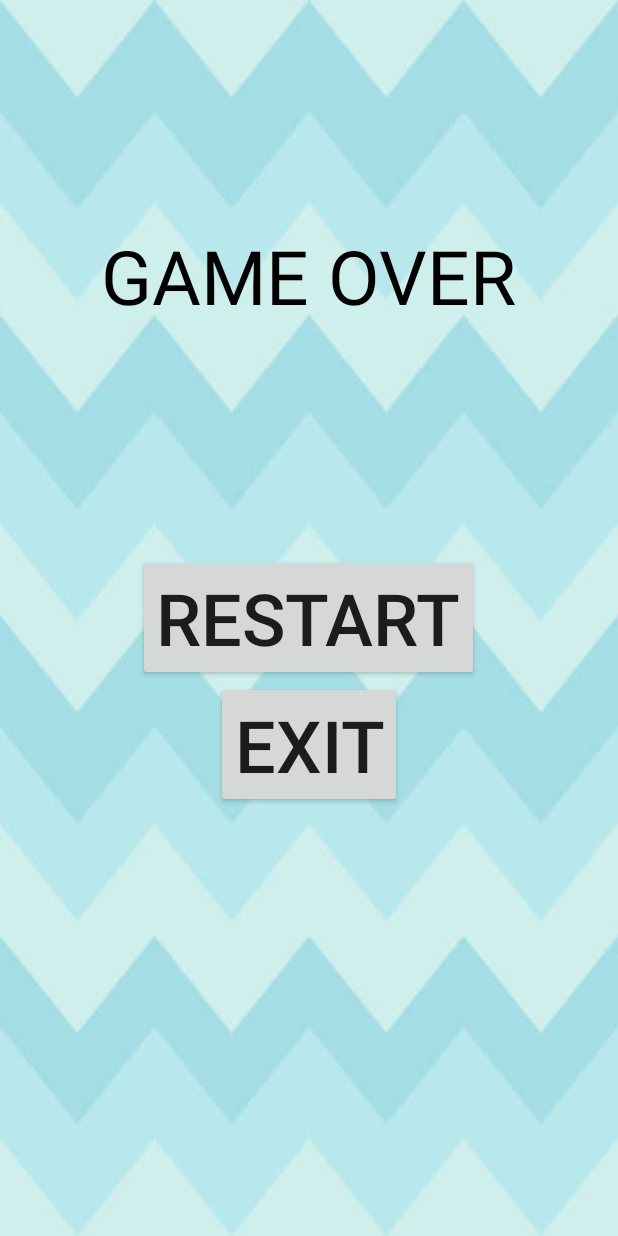
After one commit to kathiehyu/CrossRoad, an Android app: the GameOver screen opened directly, with no data from a screen before it, on a phone screen of 412 x 824 dp. The commit adds this screen. Run offline under Robolectric (Android 15) with nearby library versions, the phone set to English and light mode, and no system bars.

Commit message:
game over and try checkCollision

```diff
--- /dev/null
+++ b/CrossTheRoad/app/src/main/java/com/example/crosstheroad/GameOver.java
@@ -0,0 +1,41 @@
+package com.example.crosstheroad;
+
+import android.content.Intent;
+import android.os.Bundle;
+import android.view.View;
+import android.widget.Button;
+
+import androidx.appcompat.app.AppCompatActivity;
+
+public class GameOver extends AppCompatActivity {
+    @Override
+    protected void onCreate(Bundle savedInstanceState) {
+        super.onCreate(savedInstanceState);
+        setContentView(R.layout.game_over);
+
+        // create restart button
+        Button start = (Button) findViewById(R.id.restart_game);
+        start.setOnClickListener(new View.OnClickListener() {
+            @Override
+            public void onClick(View view) {
+                openConfiguration();
+            }
+        });
+
+        // create exit button
+        Button exit = (Button) findViewById(R.id.exit);
+        exit.setOnClickListener(new View.OnClickListener() {
+            @Override
+            public void onClick(View view) {
+                finish();
+                System.exit(0);
+
+            }
+        });
+    }
+
+    private void openConfiguration() {
+        Intent intent = new Intent(this, Configuration.class);
+        startActivity(intent);
+    }
+}
--- a/CrossTheRoad/app/src/main/java/com/example/crosstheroad/GameScreen.java
+++ b/CrossTheRoad/app/src/main/java/com/example/crosstheroad/GameScreen.java
@@ -47,12 +47,12 @@ public class GameScreen extends AppCompatActivity {
         // set numLives
         if (checkDifferentLife(Configuration.selectedDifficulty.getId(),
                 inflatedView.findViewById(R.id.eas).getId())) {
-            numLives.setText("1");
+            numLives.setText("3");
         } else if (checkDifferentLife(Configuration.selectedDifficulty.getId(),
                 inflatedView.findViewById(R.id.med).getId())) {
             numLives.setText("2");
         } else {
-            numLives.setText("3");
+            numLives.setText("1");
         }
 
         //display character sprite
--- a/CrossTheRoad/app/src/main/java/com/example/crosstheroad/GameView.java
+++ b/CrossTheRoad/app/src/main/java/com/example/crosstheroad/GameView.java
@@ -54,7 +54,7 @@ public class GameView extends SurfaceView implements Runnable {
                     background1.getX(), background1.getY(), paint);
 
 
-            System.out.println("trying to draw character");
+            //System.out.println("trying to draw character");
             assert Character.getChar() != null;
             canvas.drawBitmap(Character.getChar(), Movement.getCharX(), Movement.getCharY(), paint);
 
--- a/CrossTheRoad/app/src/main/java/com/example/crosstheroad/Jessie.java
+++ b/CrossTheRoad/app/src/main/java/com/example/crosstheroad/Jessie.java
@@ -3,6 +3,7 @@ package com.example.crosstheroad;
 import android.animation.ObjectAnimator;
 import android.animation.ValueAnimator;
 import android.content.Context;
+import android.content.Intent;
 import android.content.res.Resources;
 import android.view.Gravity;
 import android.widget.FrameLayout;
@@ -36,7 +37,9 @@ public class Jessie extends RoadObstacle {
         animator.setDuration(this.duration);
         animator.setStartDelay(x);
         animator.start();
+
         animator.setRepeatCount(ValueAnimator.INFINITE);
         animator.setRepeatMode(ValueAnimator.RESTART);
     }
+
 }
--- a/CrossTheRoad/app/src/main/java/com/example/crosstheroad/MainActivity.java
+++ b/CrossTheRoad/app/src/main/java/com/example/crosstheroad/MainActivity.java
@@ -4,8 +4,8 @@ import androidx.appcompat.app.AppCompatActivity;
 
 import android.content.Intent;
 import android.content.res.Resources;
-import android.graphics.Bitmap;
-import android.graphics.BitmapFactory;
+// import android.graphics.Bitmap;
+// import android.graphics.BitmapFactory;
 import android.os.Bundle;
 import android.util.DisplayMetrics;
 import android.view.View;
--- /dev/null
+++ b/CrossTheRoad/app/src/main/res/layout/game_over.xml
@@ -0,0 +1,42 @@
+<?xml version="1.0" encoding="utf-8"?>
+<androidx.constraintlayout.widget.ConstraintLayout xmlns:android="http://schemas.android.com/apk/res/android"
+    xmlns:app="http://schemas.android.com/apk/res-auto"
+    android:background="@drawable/backgound2"
+    android:layout_width="match_parent"
+    android:layout_height="match_parent">
+<RelativeLayout
+    android:layout_width="match_parent"
+    android:layout_height="match_parent">
+    <TextView
+        android:layout_width="wrap_content"
+        android:layout_height="wrap_content"
+        android:id="@+id/game_name"
+        android:textSize="50sp"
+        android:text="GAME OVER"
+        android:textColor="@color/black"
+        android:layout_marginVertical="150dp"
+        android:layout_centerHorizontal="true">
+    </TextView>
+    <Button
+        android:id="@+id/exit"
+        android:layout_width="wrap_content"
+        android:layout_height="wrap_content"
+        android:layout_centerHorizontal="true"
+        android:text="Exit"
+        android:layout_below="@id/restart_game"
+        android:textSize="48dp"
+        app:layout_constraintStart_toStartOf="parent"
+        app:layout_constraintTop_toTopOf="parent" />
+    <Button
+        android:layout_width="wrap_content"
+        android:layout_height="wrap_content"
+        android:text="Restart"
+        android:layout_centerVertical="true"
+        android:layout_centerHorizontal="true"
+        android:textSize="48sp"
+        android:id="@+id/restart_game"/>
+
+
+
+</RelativeLayout>
+</androidx.constraintlayout.widget.ConstraintLayout>
```
Also changed, not shown: CrossTheRoad/app/src/main/AndroidManifest.xml (+7 -0 lines), CrossTheRoad/app/src/main/java/com/example/crosstheroad/Collision.java (added, +48 -0 lines), CrossTheRoad/app/src/main/java/com/example/crosstheroad/GameActivity.java (+31 -10 lines).
